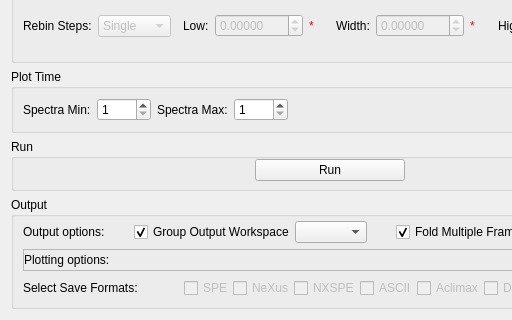
Old version of the form qt/scientific_interfaces/Indirect/Reduction/ISISEnergyTransfer.ui in the repository mantidproject/mantid; both pictures show x 0 to 512 and y 521 to 841 of the 660 by 841 pixel window.
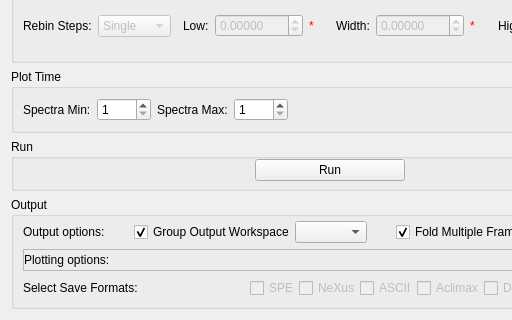
New version of the form. Custom widgets are drawn as their Qt base class.

Commit message: Remove obselete option NXSPE and set visiblity of analysis section

What changed in the file:
```diff
--- a/qt/scientific_interfaces/Indirect/Reduction/ISISEnergyTransfer.ui
+++ b/qt/scientific_interfaces/Indirect/Reduction/ISISEnergyTransfer.ui
@@ -978,16 +978,6 @@
           </property>
          </widget>
         </item>
-        <item>
-         <widget class="QCheckBox" name="ckSaveNXSPE">
-          <property name="enabled">
-           <bool>false</bool>
-          </property>
-          <property name="text">
-           <string>NXSPE</string>
-          </property>
-         </widget>
-        </item>
         <item>
          <widget class="QCheckBox" name="ckSaveASCII">
           <property name="enabled">
```
The commit also changes 4 other files.
